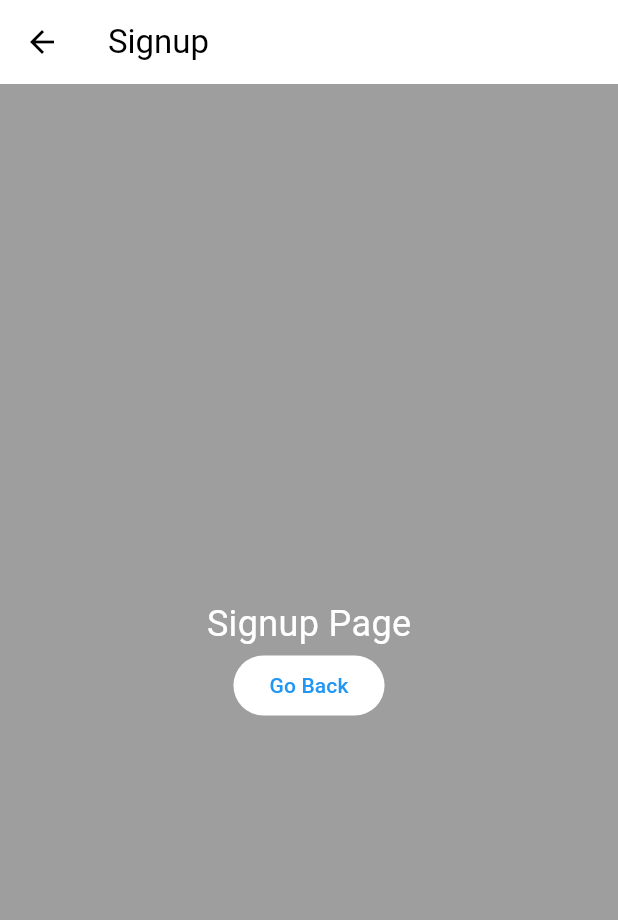
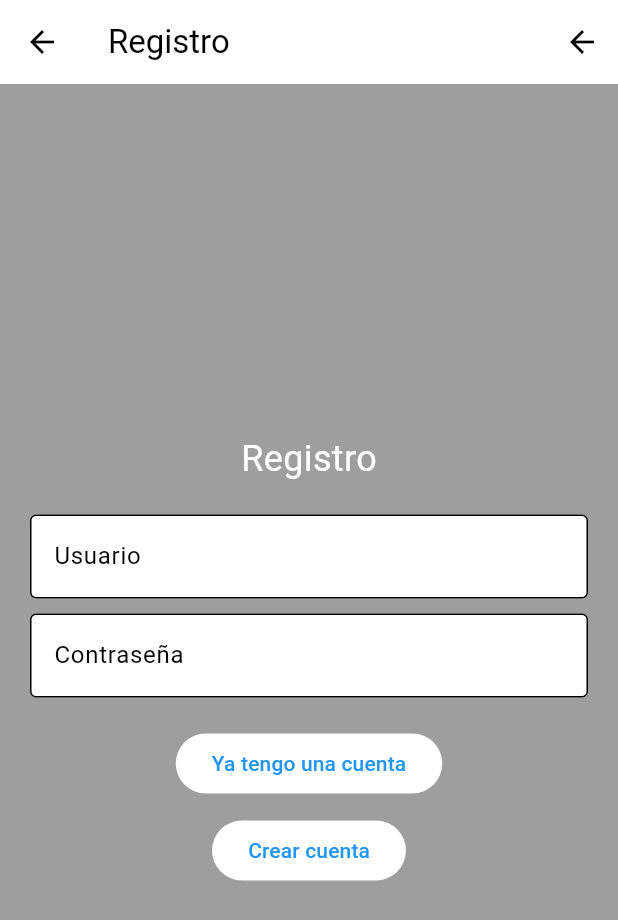
Before and after one commit to frankgimeno3/FGRhotels, a Flutter app: the screen it shows after launch, after a tap on "Signup", on a phone screen of 412 x 824 dp. Shown: the top 920 px of the screen. Run offline on Flutter 3.47's test engine with Material 3 defaults, Android fonts, the phone set to English and light mode, and no system bars.

Commit message:
reajusto login y signup

```diff
--- a/lib/main.dart
+++ b/lib/main.dart
@@ -1,8 +1,7 @@
 import 'package:flutter/material.dart';
 import 'package:fgrhotels/pages/login_page.dart';
 import 'package:fgrhotels/pages/signup_page.dart';
-import 'package:fgrhotels/pages/forgot_password.dart';
-import 'package:fgrhotels/pages/dashboard_page.dart';
+
 
 void main() {
   runApp(const MyApp());
@@ -20,17 +19,17 @@
         ColorScheme.fromSwatch(primarySwatch: Colors.blue).copyWith(
           background: Colors.grey[100],
         ),
-        appBarTheme: AppBarTheme(
+        appBarTheme: const AppBarTheme(
           color: Colors.white,
         ),
         elevatedButtonTheme: ElevatedButtonThemeData(
           style: ElevatedButton.styleFrom(
-            primary: Colors.white,
+            backgroundColor: Colors.white,
             elevation: 0,
           ),
         ),
-        textTheme: TextTheme(
-          headline6: TextStyle(
+        textTheme: const TextTheme(
+          titleLarge: TextStyle(
             color: Colors.grey,
           ),
         ),
@@ -38,7 +37,7 @@
       ),
       routes: {
         '/login_page': (context) => LoginPage(),
-        '/signup_page': (context) => SignupPage(),
+        '/signup_page': (context) => const SignupPage(),
       },
       home: const MyHomePage(title: 'FGR Hotels'),
     );
@@ -61,7 +60,7 @@
   }
 
   void _navigateToSignupPage() {
-     Navigator.of(context).push(MaterialPageRoute(builder: (context) => SignupPage()));
+     Navigator.of(context).push(MaterialPageRoute(builder: (context) => const SignupPage()));
   }
 
   @override
@@ -75,18 +74,18 @@
             const Text("FGR Hotels", style: TextStyle(color: Colors.grey)),
             const Spacer(),
             ElevatedButton(
-              onPressed: _navigateToLoginPage, // Llama directamente a la función _navigateToLoginPage
+              onPressed: _navigateToLoginPage,
               style: ElevatedButton.styleFrom(
-                primary: const Color.fromRGBO(75, 207, 185, 1),
+                backgroundColor: const Color.fromRGBO(75, 207, 185, 1),
                 elevation: 0,
               ),
-              child: const Text('Login', style: TextStyle(color: Colors.white)),
+               child: const Text('Login', style: TextStyle(color: Colors.white)),
             ),
 
             ElevatedButton(
-              onPressed: _navigateToSignupPage, // Llama directamente a la función _navigateToSignupPage
+              onPressed: _navigateToSignupPage,
               style: ElevatedButton.styleFrom(
-                primary: const Color.fromRGBO(75, 207, 185, 1),
+                backgroundColor: const Color.fromRGBO(75, 207, 185, 1),
                 elevation: 0,
               ),
               child: const Text('Signup', style: TextStyle(color: Colors.white)),
@@ -116,8 +115,8 @@
               children: <Widget>[
                 Image.asset("assets/images/hero-background.jpg"),
                 const SizedBox(height: 20),
-                Center(
-                  child: const Text(
+                const Center(
+                  child: Text(
                     "Pon rumbo a tu próxima aventura",
                     style: TextStyle(
                       fontSize: 24,
@@ -126,8 +125,8 @@
                   ),
                 ),
                 const SizedBox(height: 10),
-                Center(
-                  child: const Text(
+                const Center(
+                  child: Text(
                     "HASTA 25% DTO.",
                     style: TextStyle(
                       fontSize: 16,
@@ -136,8 +135,8 @@
                   ),
                 ),
                 const SizedBox(height: 10),
-                Center(
-                  child: const Text(
+                const Center(
+                  child: Text(
                     "Adelántate y reserva tus vacaciones 2024",
                     style: TextStyle(
                       fontSize: 14,
@@ -166,7 +165,7 @@
             child: Row(
               children: [
                 Container(
-                  width: MediaQuery.of(context).size.width * 0.4, // Ancho del primer campo
+                  width: MediaQuery.of(context).size.width * 0.4,
                   padding: const EdgeInsets.all(12),
                   margin: const EdgeInsets.all(8),
                   decoration: BoxDecoration(
@@ -174,13 +173,13 @@
                     borderRadius: BorderRadius.circular(15),
                   ),
                   child: TextFormField(
-                    decoration: InputDecoration(
-                      hintText: "Fecha de entrada", // Texto "Fecha de entrada" en el placeholder
+                    decoration: const InputDecoration(
+                      hintText: "Fecha de entrada",
                     ),
                   ),
                 ),
                 Container(
-                  width: MediaQuery.of(context).size.width * 0.4, // Ancho del segundo campo
+                  width: MediaQuery.of(context).size.width * 0.4,
                   padding: const EdgeInsets.all(12),
                   margin: const EdgeInsets.all(8),
                   decoration: BoxDecoration(
@@ -188,8 +187,8 @@
                     borderRadius: BorderRadius.circular(15),
                   ),
                   child: TextFormField(
-                    decoration: InputDecoration(
-                      hintText: "Fecha de salida", // Texto "Fecha de salida" en el placeholder
+                    decoration: const InputDecoration(
+                      hintText: "Fecha de salida",
                     ),
                   ),
                 ),
@@ -199,5 +198,6 @@
         ],
       ),
     );
+
   }
 }
--- a/lib/pages/signup_page.dart
+++ b/lib/pages/signup_page.dart
@@ -1,22 +1,61 @@
 import 'package:flutter/material.dart';
 
 class SignupPage extends StatelessWidget {
+  const SignupPage({super.key});
+
   @override
   Widget build(BuildContext context) {
     return Scaffold(
       appBar: AppBar(
-        title: Text('Signup'),
+        title: const Text('Registro'),
+        actions: <Widget>[
+          IconButton(
+            icon: const Icon(Icons.arrow_back),
+            onPressed: () => Navigator.pop(context),
+            tooltip: 'Atrás',
+          ),
+        ],
       ),
       body: Container(
         color: Colors.grey,
+        padding: const EdgeInsets.all(20.0),
         child: Center(
           child: Column(
             mainAxisAlignment: MainAxisAlignment.center,
             children: <Widget>[
-              Text('Signup Page', style: TextStyle(fontSize: 24, color: Colors.white)),
+              const Text('Registro', style: TextStyle(fontSize: 24, color: Colors.white)),
+              const SizedBox(height: 20),
+              TextFormField(
+                decoration: const InputDecoration(
+                  labelText: 'Usuario',
+                  border: OutlineInputBorder(),
+                  fillColor: Colors.white,
+                  filled: true,
+                ),
+              ),
+              const SizedBox(height: 10),
+              TextFormField(
+                obscureText: true,
+                decoration: const InputDecoration(
+                  labelText: 'Contraseña',
+                  border: OutlineInputBorder(),
+                  fillColor: Colors.white,
+                  filled: true,
+                ),
+              ),
+              const SizedBox(height: 20),
               ElevatedButton(
-                onPressed: () => Navigator.pop(context),
-                child: Text('Go Back'),
+                onPressed: () {
+                  Navigator.pushNamed(context, '/login_page');
+                },
+                child: const Text('Ya tengo una cuenta'),
+              ),
+              const SizedBox(height: 10),
+              ElevatedButton(
+                onPressed: () {
+                  Navigator.pushNamed(context, '/dashboard_page');
+                },
+                child: const Text('Crear cuenta'),
               ),
             ],
           ),
```
Also changed, not shown: lib/pages/login_page.dart (+14 -12 lines).
